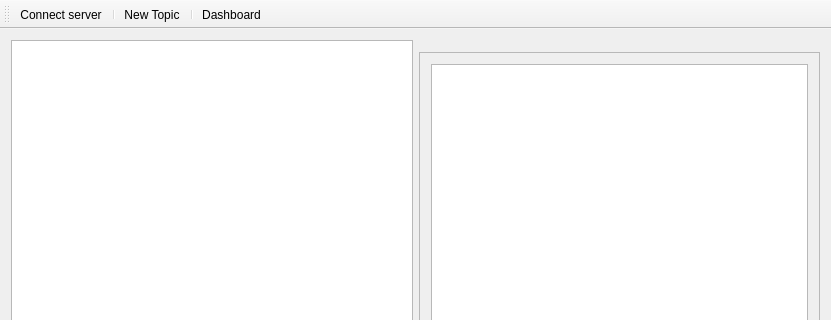
The window that src/mainwindow.ui (Keprt-Ondrej/VUT_ICP) describes before a commit, drawn with Qt 5; both pictures show x 0 to 831 and y 0 to 320 of the 831 by 544 pixel window.
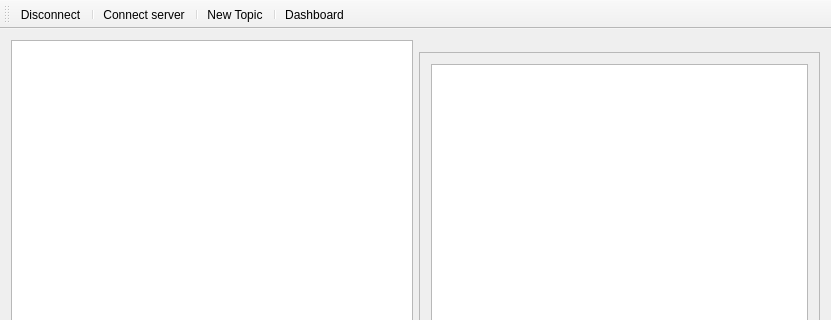
The same window after the commit.

Commit message: documentation + disconnect button

Diff of the .ui file:
```diff
--- a/src/mainwindow.ui
+++ b/src/mainwindow.ui
@@ -100,6 +100,8 @@
    <attribute name="toolBarBreak">
     <bool>false</bool>
    </attribute>
+   <addaction name="actionDisconnect"/>
+   <addaction name="separator"/>
    <addaction name="actionConnect_server"/>
    <addaction name="separator"/>
    <addaction name="actionNew_Topic"/>
@@ -124,6 +126,11 @@
     <string>Dashboard</string>
    </property>
   </action>
+  <action name="actionDisconnect">
+   <property name="text">
+    <string>Disconnect</string>
+   </property>
+  </action>
  </widget>
  <layoutdefault spacing="6" margin="11"/>
  <resources/>
```
The commit also changes 12 other files.
